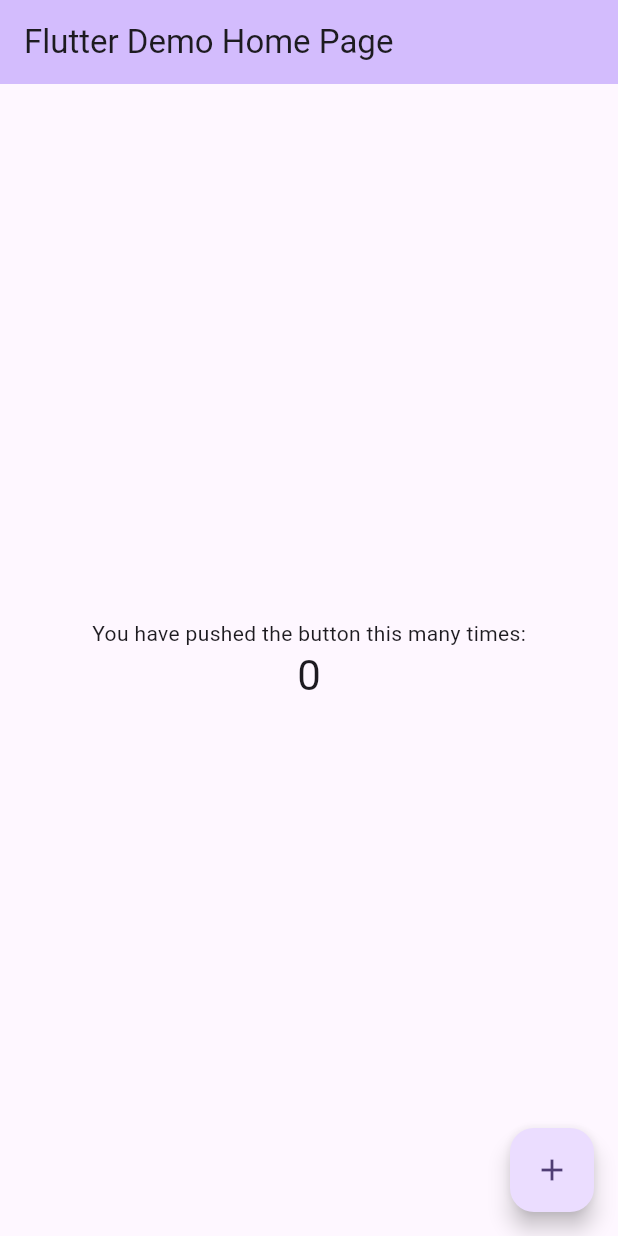
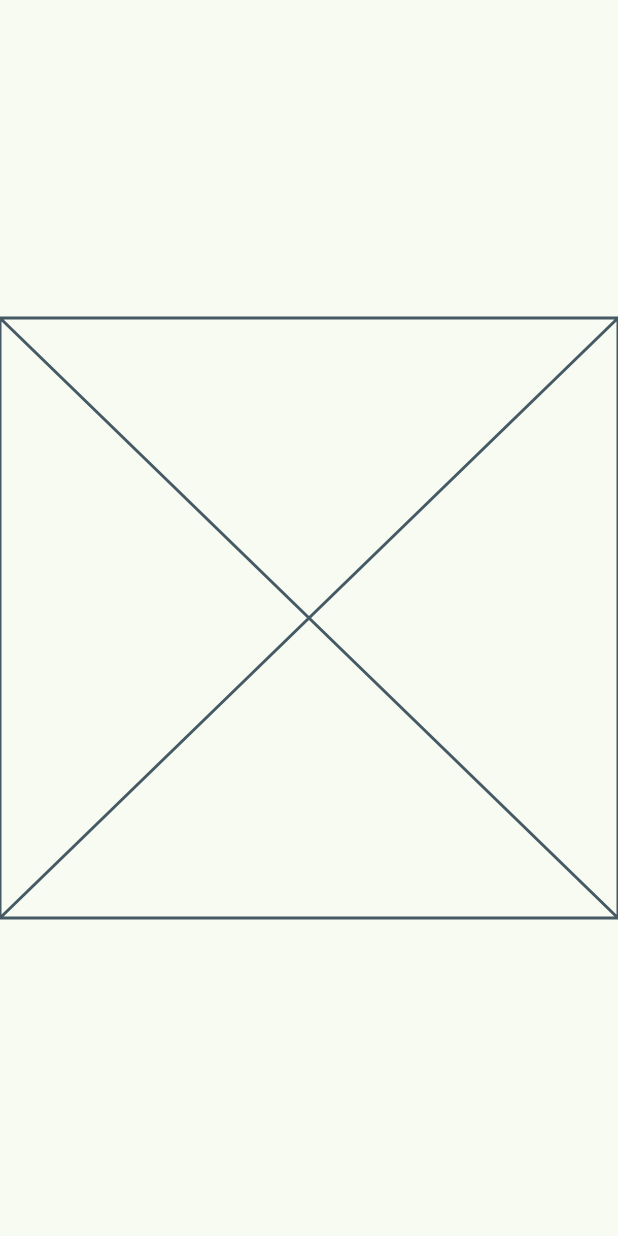
Before and after one commit to jairoportela/rick_and_morty_app, a Flutter app: the screen it shows after launch, on a phone screen of 412 x 824 dp. Run offline on Flutter 3.47's test engine with Material 2 defaults, Android fonts, the phone set to English and light mode, and no system bars.

Commit message:
feat: add first screen

```diff
--- a/lib/main.dart
+++ b/lib/main.dart
@@ -1,125 +1,6 @@
 import 'package:flutter/material.dart';
+import 'package:rick_and_morty_app/src/app.dart';
 
 void main() {
-  runApp(const MyApp());
+  runApp(const RickAndMortyApp());
 }
-
-class MyApp extends StatelessWidget {
-  const MyApp({super.key});
-
-  // This widget is the root of your application.
-  @override
-  Widget build(BuildContext context) {
-    return MaterialApp(
-      title: 'Flutter Demo',
-      theme: ThemeData(
-        // This is the theme of your application.
-        //
-        // TRY THIS: Try running your application with "flutter run". You'll see
-        // the application has a blue toolbar. Then, without quitting the app,
-        // try changing the seedColor in the colorScheme below to Colors.green
-        // and then invoke "hot reload" (save your changes or press the "hot
-        // reload" button in a Flutter-supported IDE, or press "r" if you used
-        // the command line to start the app).
-        //
-        // Notice that the counter didn't reset back to zero; the application
-        // state is not lost during the reload. To reset the state, use hot
-        // restart instead.
-        //
-        // This works for code too, not just values: Most code changes can be
-        // tested with just a hot reload.
-        colorScheme: ColorScheme.fromSeed(seedColor: Colors.deepPurple),
-        useMaterial3: true,
-      ),
-      home: const MyHomePage(title: 'Flutter Demo Home Page'),
-    );
-  }
-}
-
-class MyHomePage extends StatefulWidget {
-  const MyHomePage({super.key, required this.title});
-
-  // This widget is the home page of your application. It is stateful, meaning
-  // that it has a State object (defined below) that contains fields that affect
-  // how it looks.
-
-  // This class is the configuration for the state. It holds the values (in this
-  // case the title) provided by the parent (in this case the App widget) and
-  // used by the build method of the State. Fields in a Widget subclass are
-  // always marked "final".
-
-  final String title;
-
-  @override
-  State<MyHomePage> createState() => _MyHomePageState();
-}
-
-class _MyHomePageState extends State<MyHomePage> {
-  int _counter = 0;
-
-  void _incrementCounter() {
-    setState(() {
-      // This call to setState tells the Flutter framework that something has
-      // changed in this State, which causes it to rerun the build method below
-      // so that the display can reflect the updated values. If we changed
-      // _counter without calling setState(), then the build method would not be
-      // called again, and so nothing would appear to happen.
-      _counter++;
-    });
-  }
-
-  @override
-  Widget build(BuildContext context) {
-    // This method is rerun every time setState is called, for instance as done
-    // by the _incrementCounter method above.
-    //
-    // The Flutter framework has been optimized to make rerunning build methods
-    // fast, so that you can just rebuild anything that needs updating rather
-    // than having to individually change instances of widgets.
-    return Scaffold(
-      appBar: AppBar(
-        // TRY THIS: Try changing the color here to a specific color (to
-        // Colors.amber, perhaps?) and trigger a hot reload to see the AppBar
-        // change color while the other colors stay the same.
-        backgroundColor: Theme.of(context).colorScheme.inversePrimary,
-        // Here we take the value from the MyHomePage object that was created by
-        // the App.build method, and use it to set our appbar title.
-        title: Text(widget.title),
-      ),
-      body: Center(
-        // Center is a layout widget. It takes a single child and positions it
-        // in the middle of the parent.
-        child: Column(
-          // Column is also a layout widget. It takes a list of children and
-          // arranges them vertically. By default, it sizes itself to fit its
-          // children horizontally, and tries to be as tall as its parent.
-          //
-          // Column has various properties to control how it sizes itself and
-          // how it positions its children. Here we use mainAxisAlignment to
-          // center the children vertically; the main axis here is the vertical
-          // axis because Columns are vertical (the cross axis would be
-          // horizontal).
-          //
-          // TRY THIS: Invoke "debug painting" (choose the "Toggle Debug Paint"
-          // action in the IDE, or press "p" in the console), to see the
-          // wireframe for each widget.
-          mainAxisAlignment: MainAxisAlignment.center,
-          children: <Widget>[
-            const Text(
-              'You have pushed the button this many times:',
-            ),
-            Text(
-              '$_counter',
-              style: Theme.of(context).textTheme.headlineMedium,
-            ),
-          ],
-        ),
-      ),
-      floatingActionButton: FloatingActionButton(
-        onPressed: _incrementCounter,
-        tooltip: 'Increment',
-        child: const Icon(Icons.add),
-      ), // This trailing comma makes auto-formatting nicer for build methods.
-    );
-  }
-}
--- /dev/null
+++ b/lib/src/app.dart
@@ -0,0 +1,18 @@
+import 'package:flutter/material.dart';
+import 'package:rick_and_morty_app/src/home/home_screen.dart';
+
+class RickAndMortyApp extends StatelessWidget {
+  const RickAndMortyApp({super.key});
+
+  @override
+  Widget build(BuildContext context) {
+    return MaterialApp(
+      title: 'Rick and Morty APP',
+      theme: ThemeData(
+        colorScheme: ColorScheme.fromSeed(seedColor: Colors.green),
+        useMaterial3: true,
+      ),
+      home: const HomeScreen(),
+    );
+  }
+}
--- /dev/null
+++ b/lib/src/home/home_screen.dart
@@ -0,0 +1,17 @@
+import 'package:flutter/material.dart';
+
+class HomeScreen extends StatelessWidget {
+  const HomeScreen({super.key});
+
+  @override
+  Widget build(BuildContext context) {
+    return const Scaffold(
+      body: Center(
+        child: Column(
+          mainAxisAlignment: MainAxisAlignment.center,
+          children: [Placeholder()],
+        ),
+      ),
+    );
+  }
+}
```
Also changed, not shown: 1 other file.
